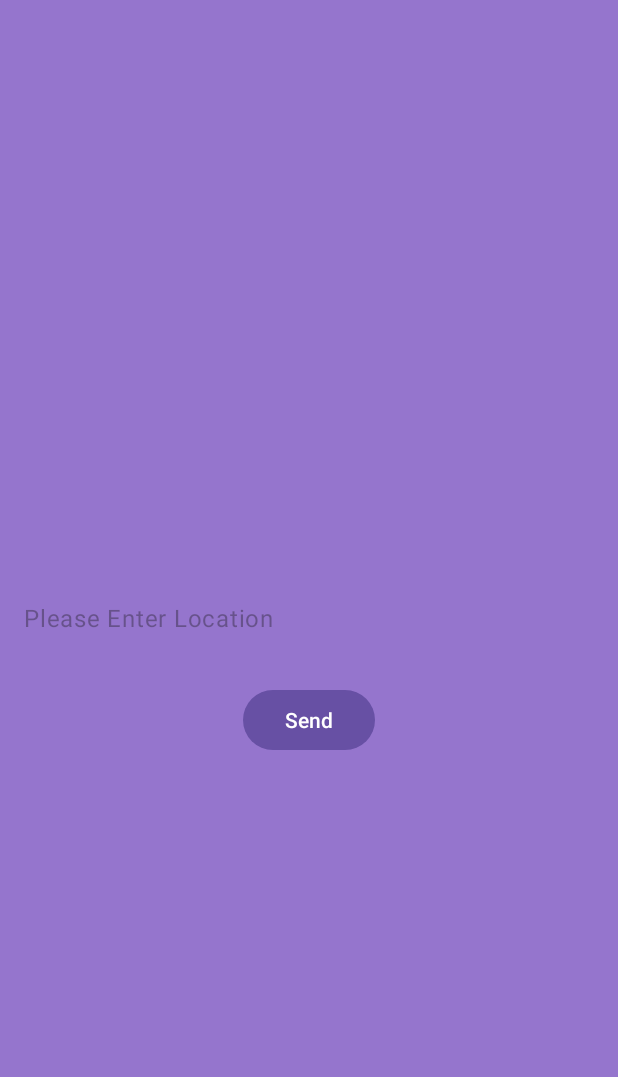
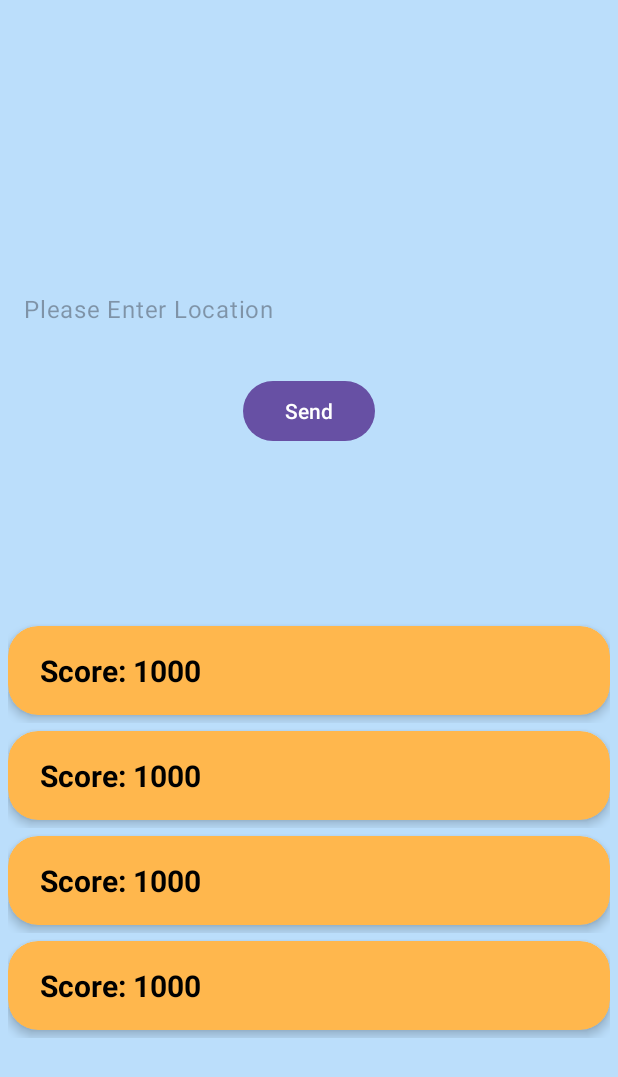
Before and after one commit to lordYorden/hw1-android-25a, an Android app: the layout fragment_high_score.xml on its own in the app's theme, with its tools: preview values and no code run, on a phone screen of 412 x 824 dp. Shown: the top 1077 px of the screen. Run offline under Robolectric (Android 15) with nearby library versions, the phone set to English and light mode, and no system bars.

Commit message:
change HighScoreFragment to make an high scores clickable

```diff
--- a/app/build.gradle.kts
+++ b/app/build.gradle.kts
@@ -68,4 +68,6 @@ dependencies {
     androidTestImplementation(libs.androidx.junit)
     androidTestImplementation(libs.androidx.espresso.core)
     implementation(libs.play.services.maps)
+    implementation(libs.prefy)
+    implementation(libs.easypermissions.ktx)
 }
--- a/app/src/main/AndroidManifest.xml
+++ b/app/src/main/AndroidManifest.xml
@@ -2,6 +2,8 @@
 <manifest xmlns:android="http://schemas.android.com/apk/res/android"
     xmlns:tools="http://schemas.android.com/tools">
 
+    <uses-permission android:name="android.permission.ACCESS_COARSE_LOCATION" />
+    <uses-permission android:name="android.permission.ACCESS_FINE_LOCATION"/>
     <uses-permission android:name="android.permission.VIBRATE" />
 
     <application
--- a/app/src/main/java/com/example/a25a_hw1/interfaces/Callback_HighScoreItemClicked.kt
+++ b/app/src/main/java/com/example/a25a_hw1/interfaces/Callback_HighScoreItemClicked.kt
@@ -2,5 +2,5 @@ package com.example.a25a_hw1.interfaces
 
 interface Callback_HighScoreItemClicked {
 
-    fun highScoreItemClicked(lat: Double, lon: Double)
+    fun highScoreItemClicked(lat: Double, lon: Double, score: String)
 }
--- a/app/src/main/res/layout/fragment_high_score.xml
+++ b/app/src/main/res/layout/fragment_high_score.xml
@@ -1,10 +1,16 @@
 <?xml version="1.0" encoding="utf-8"?>
-<RelativeLayout xmlns:android="http://schemas.android.com/apk/res/android"
+<androidx.appcompat.widget.LinearLayoutCompat xmlns:android="http://schemas.android.com/apk/res/android"
     xmlns:tools="http://schemas.android.com/tools"
     android:layout_width="match_parent"
     android:layout_height="match_parent"
     tools:context=".fragments.HighScoreFragment"
-    android:background="@color/purple">
+    android:background="@color/background"
+    android:orientation="vertical">
+
+    <RelativeLayout
+        android:layout_width="match_parent"
+        android:layout_height="0dp"
+        android:layout_weight="1">
 
         <com.google.android.material.textfield.TextInputEditText
             android:id="@+id/highScore_ET_location"
@@ -25,3 +31,14 @@
             android:text="@string/send"/>
 
     </RelativeLayout>
+
+    <androidx.recyclerview.widget.RecyclerView
+        android:layout_width="match_parent"
+        android:layout_height="0dp"
+        android:layout_weight="1"
+        tools:listitem="@layout/score_item"
+        tools:itemCount="4"
+        android:id="@+id/highScore_RV_scoreboard"
+        />
+
+</androidx.appcompat.widget.LinearLayoutCompat>
--- /dev/null
+++ b/app/src/main/res/layout/score_item.xml
@@ -0,0 +1,39 @@
+<RelativeLayout xmlns:android="http://schemas.android.com/apk/res/android"
+    android:layout_width="match_parent"
+    android:layout_height="wrap_content"
+    xmlns:tools="http://schemas.android.com/tools"
+    xmlns:app="http://schemas.android.com/apk/res-auto"
+    android:paddingHorizontal="5dp">
+
+
+    <androidx.cardview.widget.CardView
+        android:layout_width="match_parent"
+        android:layout_height="wrap_content"
+        app:cardCornerRadius="20dp"
+        android:layout_marginVertical="5dp"
+        android:elevation="4dp"
+        app:cardElevation="4dp"
+        android:backgroundTint="@color/btn_move">
+
+        <RelativeLayout
+            android:layout_width="match_parent"
+            android:layout_height="match_parent"
+            android:layout_marginEnd="5dp"
+            android:layout_marginStart="5dp">
+
+            <com.google.android.material.textview.MaterialTextView
+                android:id="@+id/sitem_LBL_score"
+                android:layout_width="wrap_content"
+                android:layout_height="wrap_content"
+                android:textStyle="bold"
+                android:layout_margin="@dimen/default_margin"
+                android:textSize="20sp"
+                android:textColor="@color/text_color"
+                tools:text="Score: 1000"/>
+
+        </RelativeLayout>
+
+    </androidx.cardview.widget.CardView>
+
+
+</RelativeLayout>
--- a/app/src/main/res/values/dimens.xml
+++ b/app/src/main/res/values/dimens.xml
@@ -14,4 +14,5 @@
     <dimen name="weed_margin">5dp</dimen>
     <dimen name="min_height_spinner">48dp</dimen>
     <dimen name="obstacle_height">320dp</dimen>
+    <dimen name="item_margin">10dp</dimen>
 </resources>
--- a/gradle/libs.versions.toml
+++ b/gradle/libs.versions.toml
@@ -1,5 +1,6 @@
 [versions]
 agp = "8.7.3"
+easypermissionsKtx = "1.0.0"
 kotlin = "1.9.24"
 coreKtx = "1.15.0"
 junit = "4.13.2"
@@ -10,10 +11,12 @@ material = "1.12.0"
 activity = "1.9.3"
 constraintlayout = "2.2.0"
 playServicesMaps = "19.0.0"
+prefy = "1.0.4"
 secretsGradlePlugin = "2.0.1"
 
 [libraries]
 androidx-core-ktx = { group = "androidx.core", name = "core-ktx", version.ref = "coreKtx" }
+easypermissions-ktx = { module = "com.vmadalin:easypermissions-ktx", version.ref = "easypermissionsKtx" }
 junit = { group = "junit", name = "junit", version.ref = "junit" }
 androidx-junit = { group = "androidx.test.ext", name = "junit", version.ref = "junitVersion" }
 androidx-espresso-core = { group = "androidx.test.espresso", name = "espresso-core", version.ref = "espressoCore" }
@@ -22,6 +25,7 @@ material = { group = "com.google.android.material", name = "material", version.r
 androidx-activity = { group = "androidx.activity", name = "activity", version.ref = "activity" }
 androidx-constraintlayout = { group = "androidx.constraintlayout", name = "constraintlayout", version.ref = "constraintlayout" }
 play-services-maps = { module = "com.google.android.gms:play-services-maps", version.ref = "playServicesMaps" }
+prefy = { module = "com.github.paz-lavi:Prefy", version.ref = "prefy" }
 secrets-gradle-plugin = { module = "com.google.android.libraries.mapsplatform.secrets-gradle-plugin:secrets-gradle-plugin", version.ref = "secretsGradlePlugin" }
 
 [plugins]
--- a/settings.gradle.kts
+++ b/settings.gradle.kts
@@ -16,6 +16,7 @@ dependencyResolutionManagement {
     repositories {
         google()
         mavenCentral()
+        maven { url = uri("https://jitpack.io") }
     }
 }
 
```
Also changed, not shown: app/src/main/java/com/example/a25a_hw1/App.kt (+8 -0 lines), app/src/main/java/com/example/a25a_hw1/GameOverActivity.kt (+79 -22 lines), app/src/main/java/com/example/a25a_hw1/adapters/ScoreboardAdapter.kt (added, +90 -0 lines), app/src/main/java/com/example/a25a_hw1/fragments/HighScoreFragment.kt (+30 -3 lines), app/src/main/java/com/example/a25a_hw1/logic/ScoreManger.kt (added, +53 -0 lines), app/src/main/java/com/example/a25a_hw1/utilities/Constants.kt (+9 -0 lines), build.gradle.kts (line endings or trailing spaces). Lines whose indentation alone changed are shown as unchanged.
